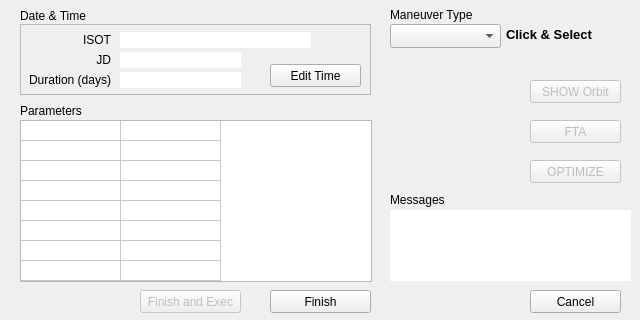
The window that source/ui/editmandialog.ui (whiskie14142/SolarSystemVoyager) describes before a commit, drawn with Qt 5.
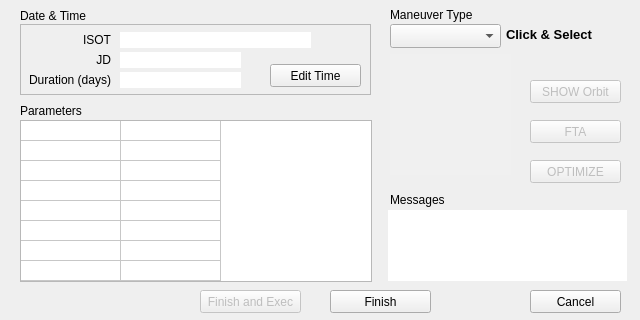
The same window after the commit.

The edit to the form file:
```diff
--- a/source/ui/editmandialog.ui
+++ b/source/ui/editmandialog.ui
@@ -155,7 +155,7 @@
   <widget class="QPushButton" name="finishbutton">
    <property name="geometry">
     <rect>
-     <x>270</x>
+     <x>330</x>
      <y>290</y>
      <width>101</width>
      <height>23</height>
@@ -240,7 +240,7 @@
    </property>
    <property name="geometry">
     <rect>
-     <x>140</x>
+     <x>200</x>
      <y>290</y>
      <width>101</width>
      <height>23</height>
@@ -302,9 +302,9 @@
   <widget class="QPlainTextEdit" name="sysMessage">
    <property name="geometry">
     <rect>
-     <x>390</x>
+     <x>388</x>
      <y>210</y>
-     <width>241</width>
+     <width>239</width>
      <height>71</height>
     </rect>
    </property>
```
